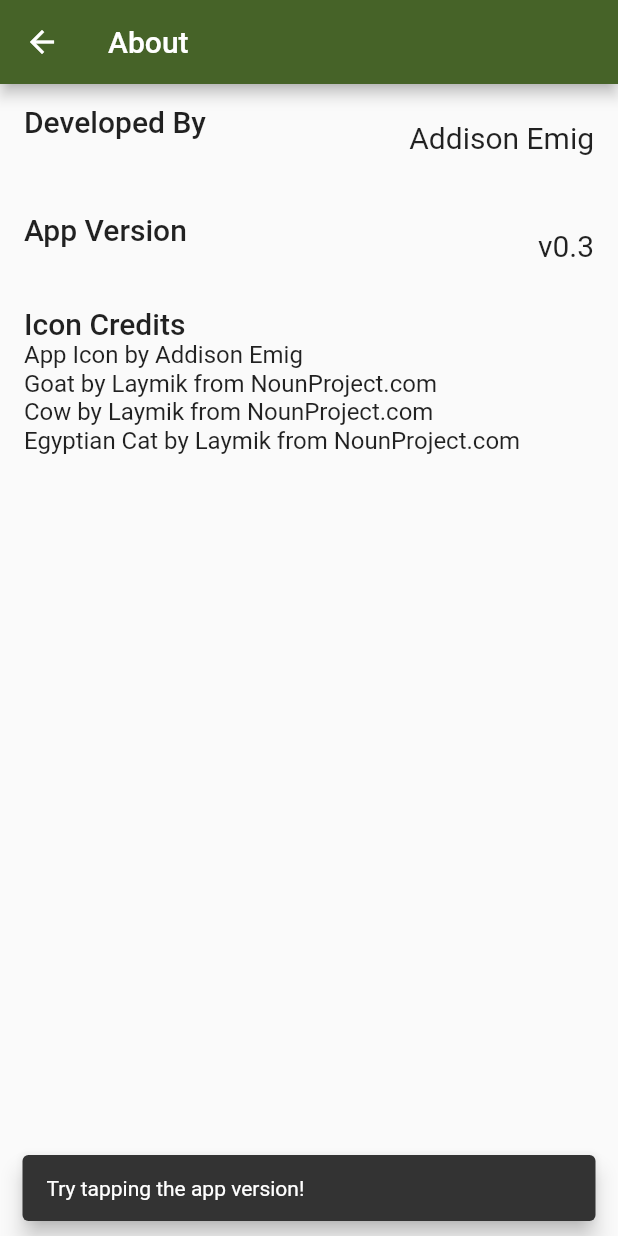
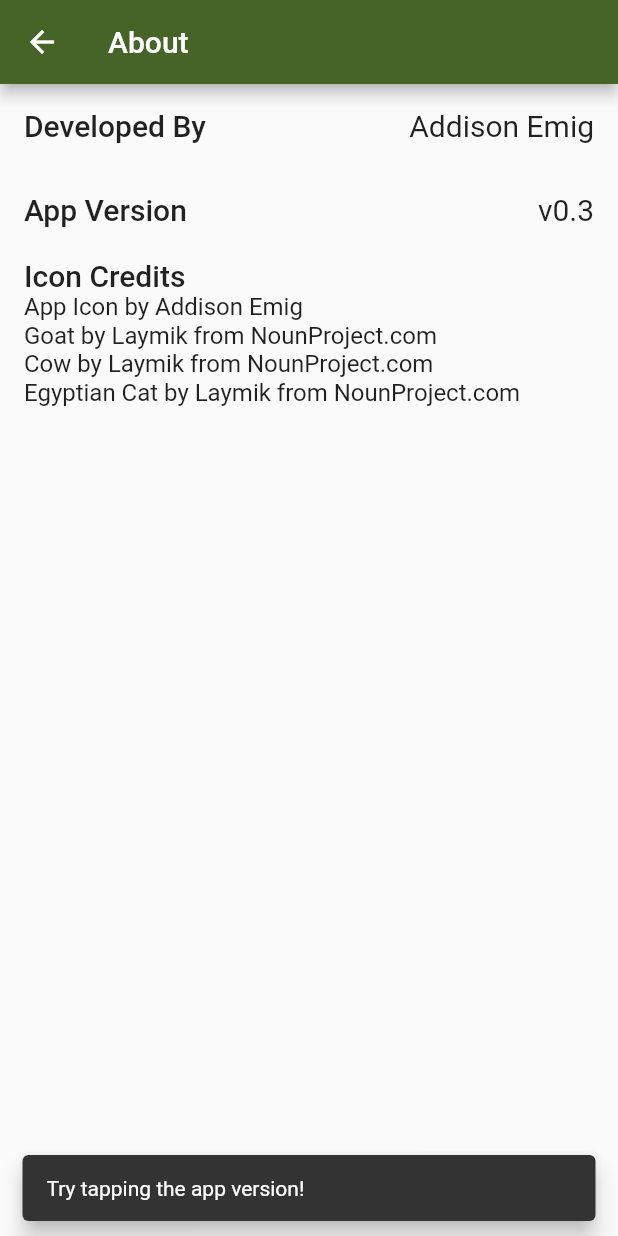
Before and after one commit to Pertempto/herde, a Flutter app: the About screen opened directly, on a phone screen of 412 x 824 dp. Run offline on Flutter 3.47's test engine with Material 2 defaults, Android fonts, the phone set to English and light mode, and no system bars; our stand-ins replace cloud_firestore, firebase_auth, firebase_core, freezed_annotation, material_design_icons_flutter, package_info_plus; missing offline and left inert: flutterfire_ui; accounts and stored records are empty; generated files the repository leaves out were written again.

Commit message:
Fixed empty subtitle view.

```diff
--- a/lib/ui/about.dart
+++ b/lib/ui/about.dart
@@ -64,10 +64,7 @@ Special thanks to our beta testers:
           contentPadding: const EdgeInsets.fromLTRB(24, 8, 24, 0),
           content: Text(credit, style: textStyle),
           actions: <Widget>[
-            TextButton(
-              child: const Text('Awesome!!'),
-              onPressed: () => Navigator.of(context).pop(),
-            ),
+            TextButton(child: const Text('Awesome!!'), onPressed: () => Navigator.of(context).pop()),
           ],
         );
       },
--- a/lib/ui/list_item.dart
+++ b/lib/ui/list_item.dart
@@ -18,7 +18,7 @@ class ListItem extends StatelessWidget {
     return ListTile(
       title: Text(title, style: leadingStyle),
       trailing: Text(value ?? '', style: trailingStyle),
-      subtitle: Text(subtitle ?? '', style: subtitleStyle),
+      subtitle: subtitle == null ? null : Text(subtitle!, style: subtitleStyle),
       onTap: onTap,
       dense: false,
     );
```
